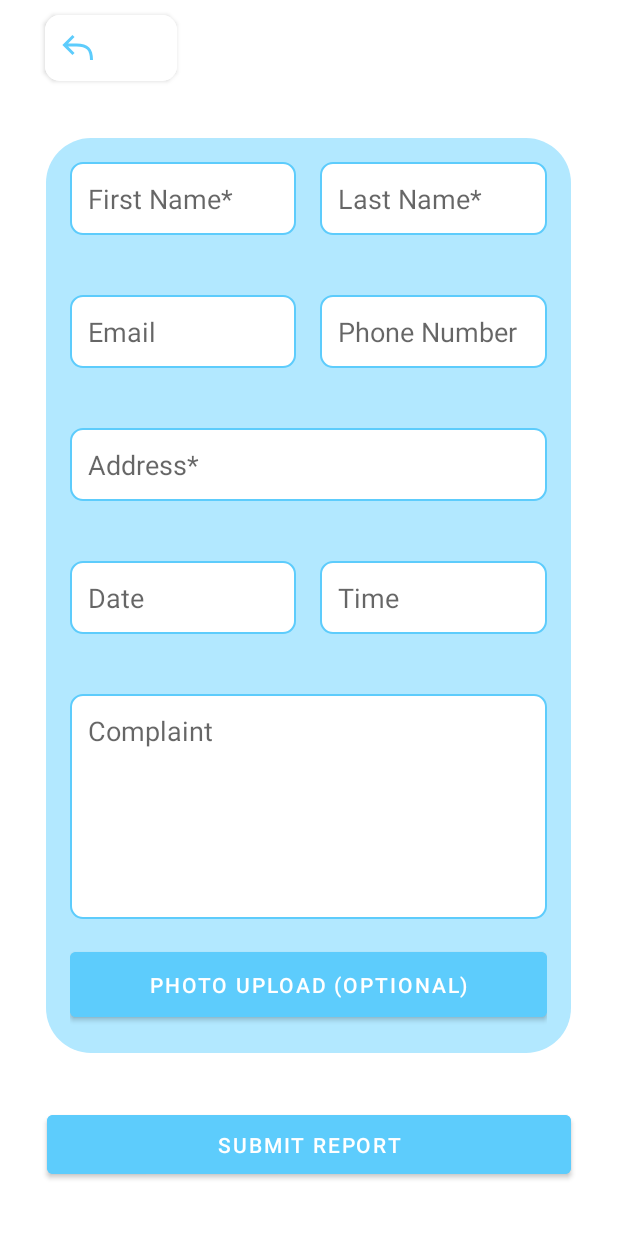
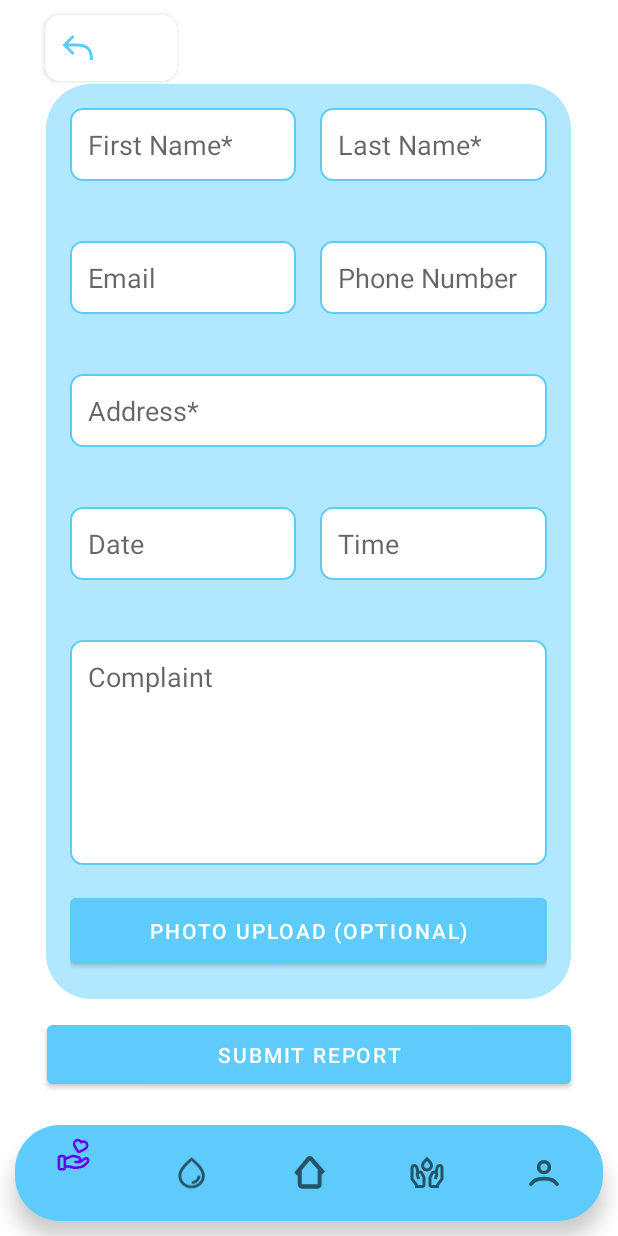
Before and after one commit to afiqzak/AidFlow, an Android app: the MainActivity screen opened directly, with no data from a screen before it, after a tap on "REPORT AN ISSUE", on a phone screen of 412 x 824 dp. Run offline under Robolectric (Android 15) with nearby library versions, the phone set to English and light mode, and no system bars; our stand-ins replace navigation-ui.

Commit message:
water nav update

```diff
--- a/app/src/main/java/com/example/practical6/MainActivity.java
+++ b/app/src/main/java/com/example/practical6/MainActivity.java
@@ -1,19 +1,36 @@
 package com.example.practical6;
 
 import android.os.Bundle;
+import android.view.View;
 
-import androidx.activity.EdgeToEdge;
 import androidx.appcompat.app.AppCompatActivity;
-import androidx.core.graphics.Insets;
-import androidx.core.view.ViewCompat;
-import androidx.core.view.WindowInsetsCompat;
+import androidx.navigation.NavController;
+import androidx.navigation.Navigation;
+import androidx.navigation.ui.NavigationUI;
+
+import com.google.android.material.bottomnavigation.BottomNavigationView;
 
 public class MainActivity extends AppCompatActivity {
+
+    private BottomNavigationView bottomNavMenu;
 
     @Override
     protected void onCreate(Bundle savedInstanceState) {
         super.onCreate(savedInstanceState);
         setContentView(R.layout.activity_main);
 
+
+//        bottomNavMenu = findViewById(R.id.bottomNavigationView);
+//
+//        NavController navControl = Navigation.findNavController(this, R.id.NHFMain);
+//        NavigationUI.setupWithNavController(bottomNavMenu, navControl);
+//
+//        navControl.addOnDestinationChangedListener((controller, destination, arguments) -> {
+//            if (destination.getId() == R.id.DestRating || destination.getId() == R.id.DestReport) {
+//                bottomNavMenu.setVisibility(View.GONE);
+//            } else {
+//                bottomNavMenu.setVisibility(View.VISIBLE);
+//            }
+//        });
     }
 }
--- a/app/src/main/res/layout/activity_main.xml
+++ b/app/src/main/res/layout/activity_main.xml
@@ -7,6 +7,7 @@
     android:id="@+id/DLMain"
     android:layout_width="match_parent"
     android:layout_height="match_parent"
+    android:background="@color/white"
     tools:context=".MainActivity">
 
     <LinearLayout
@@ -23,6 +24,18 @@
             app:defaultNavHost="true"
             app:navGraph="@navigation/nav" />
 
+        <com.google.android.material.bottomnavigation.BottomNavigationView
+            android:id="@+id/bottomNavigationView"
+            android:layout_width="match_parent"
+            android:layout_height="64dp"
+            android:layout_marginTop="10dp"
+            android:layout_marginBottom="10dp"
+            android:layout_marginRight="10dp"
+            android:layout_marginLeft="10dp"
+            android:background="@drawable/nav_background_curved"
+            app:layout_constraintTop_toBottomOf="@+id/PageFragment"
+            app:menu="@menu/menu_bottom" />
+
 
     </LinearLayout>
 
```
Also changed, not shown: app/src/main/res/layout/fragment_home.xml (+1 -14 lines), 44 other files.
